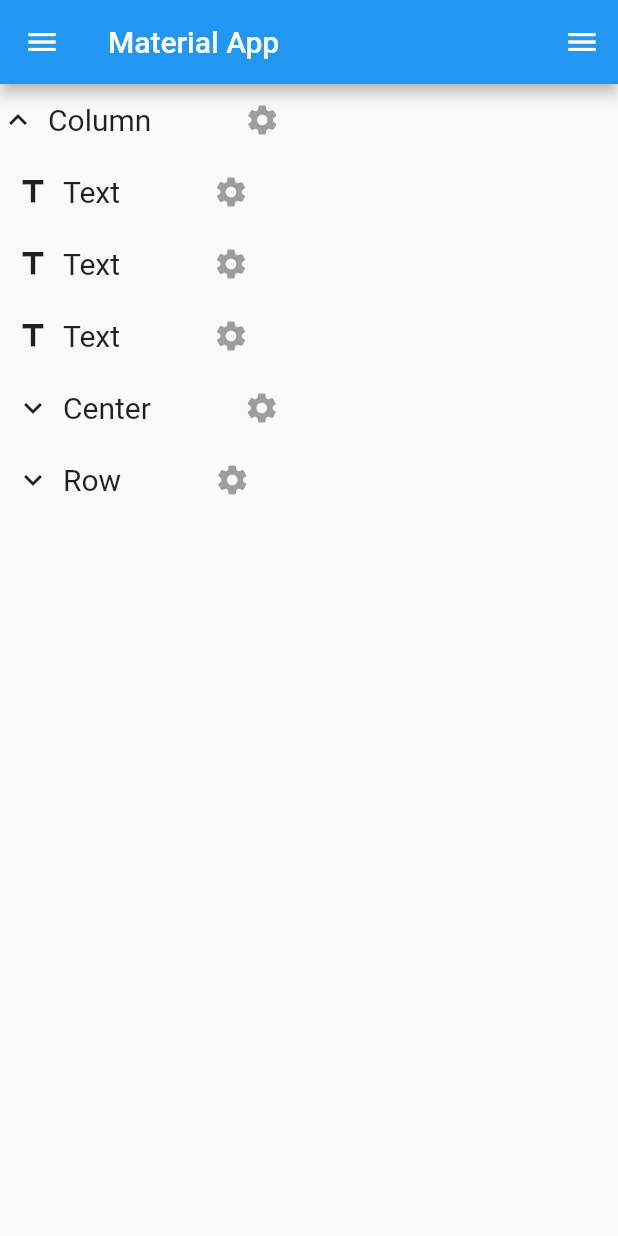
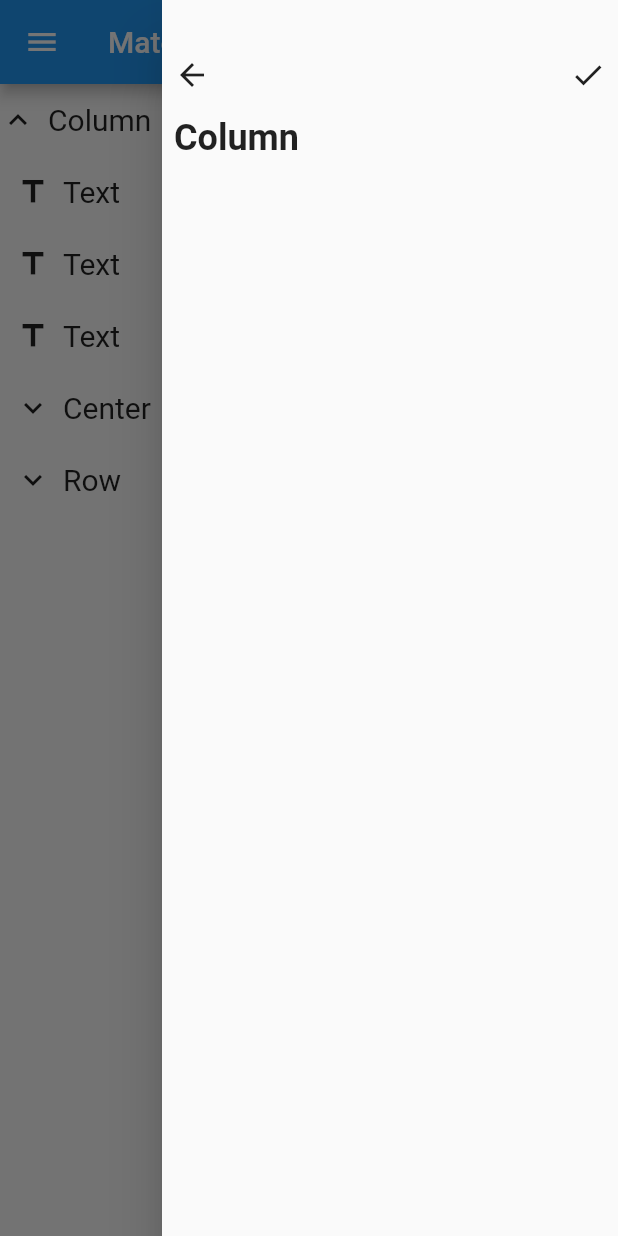
Before and after one commit to vel-jack/material_app, a Flutter app: the screen it shows after launch, after a tap on "Column", after a tap on the "settings" icon, on a phone screen of 412 x 824 dp. Run offline on Flutter 3.47's test engine with Material 2 defaults, Android fonts, the phone set to English and light mode, and no system bars; our stand-ins replace get.

Commit message:
property editor

```diff
--- a/lib/props_controller.dart
+++ b/lib/props_controller.dart
@@ -1,4 +1,3 @@
-import 'package:flutter/foundation.dart';
 import 'package:get/get.dart';
 import 'package:material_app/views/home.dart';
 
@@ -6,10 +5,14 @@ class PropsController extends GetxController {
   static PropsController instance = Get.find();
   Rx<String> propPath = Rx<String>('');
   Map<String, dynamic> get props {
+    Map<String, dynamic> x = {};
     var l = propPath.value.split('.');
-    debugPrint(propPath.value);
+    if (l.isNotEmpty) {
       dynamic d;
       for (dynamic i in l) {
+        if (i == '') {
+          break;
+        }
         if (int.tryParse(i) != null) {
           i = int.parse(i);
         }
@@ -19,12 +22,14 @@ class PropsController extends GetxController {
           d = d[i];
         }
       }
-    Map<String, dynamic> x = {};
+      if (d != null) {
         for (final key in d.keys) {
           if (key != 'child' && key != 'children') {
             x[key] = d[key];
           }
         }
+      }
+    }
     return x;
   }
 }
--- a/lib/utils/node_widgets.dart
+++ b/lib/utils/node_widgets.dart
@@ -92,7 +92,7 @@ NodeTile mapToNodeTile(Map<String, dynamic> map, String parentPath, context) {
     icon: map.keys.first == 'w_text' ? Icons.title : null,
     onPropsClicked: (path) {
       propsController.propPath.value = path;
-      // Scaffold.of(context).openDrawer();
+      Scaffold.of(context).openEndDrawer();
     },
     children: haveChild
         ? node.containsKey('child')
--- a/lib/utils/widget_definitions.dart
+++ b/lib/utils/widget_definitions.dart
@@ -58,9 +58,8 @@ const nodeWidgets = {
   },
   'w_text': {
     'text': 'Hola',
-    'style': null,
     'text_align': null,
-    'overflow': null
+    'overflow': null,
   },
   // 'w_image': {},
   // 'w_text_form_field':{},
@@ -72,16 +71,3 @@ const nodeButtons = {
   'b_icon_button': {},
   // need to add material button and some buttons
 };
-
-const nodeStyles = {
-  'text_style': {
-    'color': 'black',
-    'font_size': null,
-    'font_weight': null,
-  },
-  // button style and others
-};
-
-final nodeDecorations = {
-  'decoration': {},
-};
--- a/lib/views/home.dart
+++ b/lib/views/home.dart
@@ -81,23 +81,21 @@ class _HomePageState extends State<HomePage> {
         title: pages.isEmpty
             ? const Text('Material App')
             : Text(pages[currentPage]),
+        actions: const [
+          // IconButton(onPressed: () {}, icon: const Icon(Icons.play_arrow))
+        ],
       ),
       drawer: buildDrawer(context),
+      endDrawerEnableOpenDragGesture: false,
       endDrawer: Drawer(
         child: Obx(() {
-          return propsController.props.isNotEmpty
-              ? ListView.builder(
-                  itemCount: propsController.props.length,
-                  itemBuilder: (BuildContext context, int index) {
-                    final node = propsController.props[index];
-                    return ListTile(
-                      title: Text(node['name']),
-                    );
-                  },
-                )
-              : Container(
-                  color: Colors.red,
-                );
+          if (propsController.props.isNotEmpty) {
+            return EndDrawer(props: propsController.props);
+          } else {
+            return Container(
+              color: Colors.red,
+            );
+          }
         }),
       ),
       body: Builder(builder: (context) {
@@ -172,3 +170,75 @@ class _HomePageState extends State<HomePage> {
     );
   }
 }
+
+class EndDrawer extends StatelessWidget {
+  const EndDrawer({Key? key, required this.props}) : super(key: key);
+  final Map<String, dynamic> props;
+
+  @override
+  Widget build(BuildContext context) {
+    title(title) => Text(
+          title,
+          style: const TextStyle(fontSize: 24, fontWeight: FontWeight.bold),
+        );
+
+    return Column(
+      crossAxisAlignment: CrossAxisAlignment.start,
+      children: [
+        const SizedBox(
+          height: 30,
+        ),
+        Row(mainAxisAlignment: MainAxisAlignment.spaceBetween, children: [
+          InkWell(
+            onTap: () {
+              Scaffold.of(context).closeEndDrawer();
+            },
+            child: const Padding(
+              padding: EdgeInsets.all(8.0),
+              child: Icon(Icons.arrow_back),
+            ),
+          ),
+          InkWell(
+            onTap: () {},
+            child: const Padding(
+              padding: EdgeInsets.all(8.0),
+              child: Icon(Icons.done),
+            ),
+          )
+        ]),
+        SingleChildScrollView(
+          child: Padding(
+            padding: const EdgeInsets.all(8.0),
+            child: Column(
+              children: props.keys.map((key) {
+                if (key == 'name') {
+                  return title(props['name']);
+                }
+                if (key == 'text') {
+                  return InkWell(
+                    onTap: () {},
+                    child: Column(
+                      crossAxisAlignment: CrossAxisAlignment.stretch,
+                      children: [
+                        const Text(
+                          'Text',
+                          style: TextStyle(
+                              fontSize: 18, fontWeight: FontWeight.bold),
+                        ),
+                        Text(
+                          '${props['text']}',
+                          style: const TextStyle(fontSize: 20),
+                        )
+                      ],
+                    ),
+                  );
+                }
+                return Text('${props[key]}');
+              }).toList(),
+            ),
+          ),
+        ),
+      ],
+    );
+  }
+}
```
Lines whose indentation alone changed are shown as unchanged.
